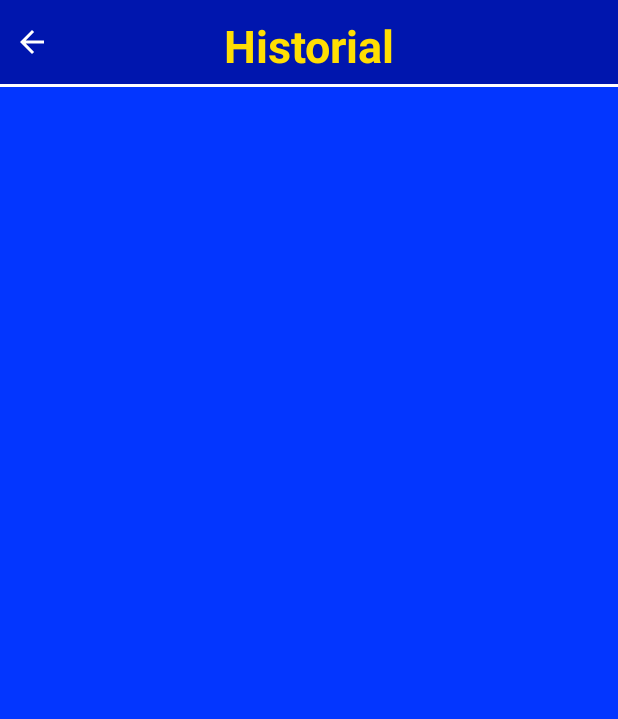
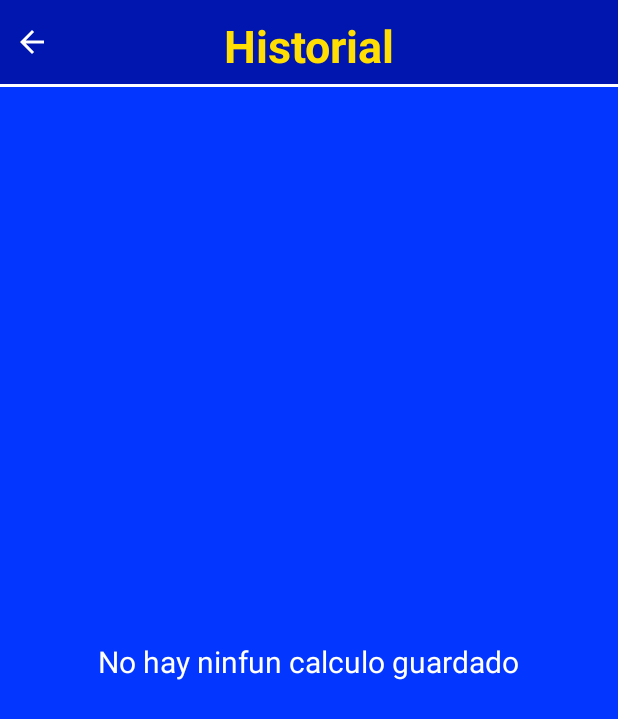
Before and after one commit to JHORJE18/CalcularTiempoSeries, an Android app: the screen it shows after launch (MainActivity), after a tap on "HISTORIAL", on a phone screen of 412 x 824 dp. Shown: the top 719 px of the screen. Run offline under Robolectric (Android 15) with nearby library versions, the phone set to English and light mode, and no system bars; libraries missing offline, so code that uses them is left out: me.everything.android.

Commit message:
Muestra sin registros

```diff
--- a/app/src/main/java/com/jhorje18/calculartiemposeries/Fragmentos/HistorialFragment.kt
+++ b/app/src/main/java/com/jhorje18/calculartiemposeries/Fragmentos/HistorialFragment.kt
@@ -42,12 +42,20 @@ class HistorialFragment : Fragment() {
         // Cargamos valores
         series = base_activity!!.obtenerListadoSeries()
 
-        lista = view.recyclerHistory
-        layoutManager = LinearLayoutManager(activity!!) as RecyclerView.LayoutManager?
+        if (series!!.size > 1){
+            lista = view.recyclerHistory
+            layoutManager = LinearLayoutManager(activity!!) as RecyclerView.LayoutManager?
 
-        adaptador = AdapterHistory(series!!)
-        lista?.layoutManager = layoutManager
-        lista?.adapter = adaptador
+            adaptador = AdapterHistory(series!!)
+            lista?.layoutManager = layoutManager
+            lista?.adapter = adaptador
+
+            lista?.visibility = View.VISIBLE
+            view.layoutSinResultados.visibility = View.GONE
+        } else {
+            lista?.visibility = View.GONE
+            view.layoutSinResultados.visibility = View.VISIBLE
+        }
 
         return view
     }
--- a/app/src/main/res/layout/fragment_historial.xml
+++ b/app/src/main/res/layout/fragment_historial.xml
@@ -6,5 +6,17 @@
              tools:context=".Fragmentos.HistorialFragment">
     <android.support.v7.widget.RecyclerView
             android:layout_width="match_parent"
-            android:layout_height="match_parent" android:id="@+id/recyclerHistory"/>
+            android:layout_height="match_parent" android:id="@+id/recyclerHistory" android:visibility="visible">
+    </android.support.v7.widget.RecyclerView>
+    <RelativeLayout
+            android:layout_width="match_parent"
+            android:layout_height="match_parent" android:id="@+id/layoutSinResultados" android:visibility="gone">
+
+        <TextView
+                android:text="No hay ninfun calculo guardado"
+                android:layout_width="wrap_content"
+                android:layout_height="wrap_content"
+                android:layout_centerInParent="true" android:textSize="20sp"
+                android:textColor="@android:color/background_light"/>
+    </RelativeLayout>
 </FrameLayout>
```
